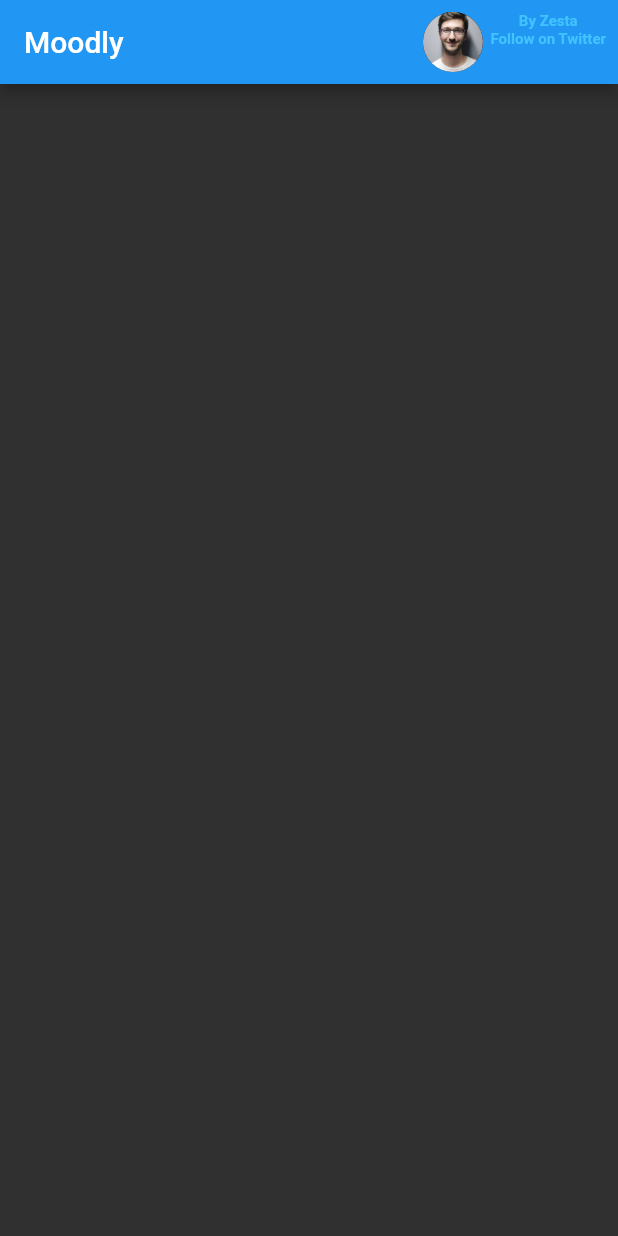
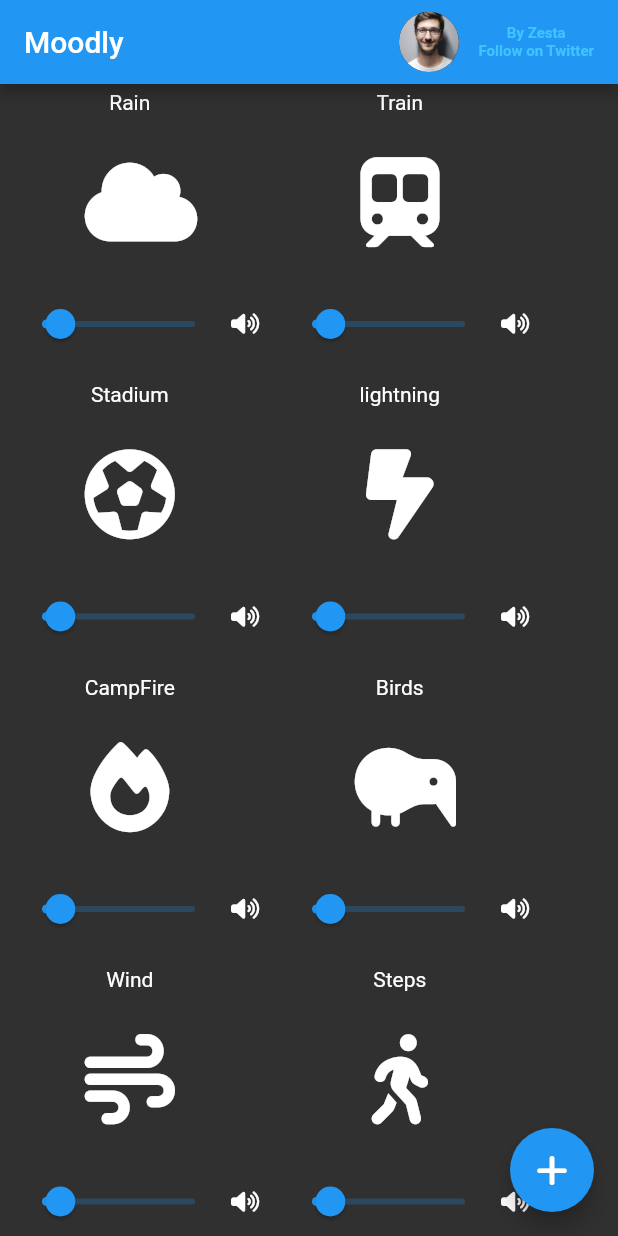
Before and after one commit to Hallcoder/moodly, a Flutter app: the screen it shows after launch, on a phone screen of 412 x 824 dp. Run offline on Flutter 3.47's test engine with Material 2 defaults, Android fonts, the phone set to English and light mode, and no system bars; our stand-ins replace font_awesome_flutter.

Commit message:
finished the design of the audio component

```diff
--- a/analysis_options.yaml
+++ b/analysis_options.yaml
@@ -22,6 +22,7 @@ linter:
   # `// ignore_for_file: name_of_lint` syntax on the line or in the file
   # producing the lint.
   rules:
+    prefer_const_constructors : false
     # avoid_print: false  # Uncomment to disable the `avoid_print` rule
     # prefer_single_quotes: true  # Uncomment to enable the `prefer_single_quotes` rule
 
--- /dev/null
+++ b/lib/components/audioComponent.dart
@@ -0,0 +1,62 @@
+// ignore_for_file: prefer_const_literals_to_create_immutables
+
+import 'package:flutter/material.dart';
+import 'package:font_awesome_flutter/font_awesome_flutter.dart';
+
+class AudioCP extends StatefulWidget {
+  const AudioCP({Key? key, required this.icon, required this.name}) : super(key: key);
+  final IconData icon;
+  final String name;
+  @override
+  State<AudioCP> createState() => _AudioCPState();
+}
+
+class _AudioCPState extends State<AudioCP> {
+  @override
+  Widget build(BuildContext context) {
+    return GestureDetector(
+      onTap: (){},
+      child: Container(
+        width: 165.0,
+        height: 180.0,
+        decoration: BoxDecoration(
+          borderRadius: BorderRadius.circular(12.0),
+        ),
+        child: Column(
+          mainAxisAlignment: MainAxisAlignment.spaceBetween,
+          crossAxisAlignment: CrossAxisAlignment.center,
+          children: [
+            Text(
+              widget.name,
+              textAlign: TextAlign.start,
+              style: TextStyle(
+              ),
+            ),
+            Icon(widget.icon,size:60.0),
+            Center(
+              child: Row(
+                mainAxisSize: MainAxisSize.min,
+                mainAxisAlignment: MainAxisAlignment.center,
+                crossAxisAlignment: CrossAxisAlignment.center,
+                children: [
+              Expanded(
+                flex: 14,
+                child: Slider(
+                  value: 12.0,
+                  onChanged: (value) {},
+                  max: 100,
+                ),
+              ),
+              // SizedBox(
+              //   width: 5.0,
+              // ),
+              Icon(FontAwesomeIcons.volumeHigh,size: 15.0,)
+                ],
+              ),
+            )
+          ],
+        ),
+      ),
+    );
+  }
+}
--- a/lib/main.dart
+++ b/lib/main.dart
@@ -1,5 +1,5 @@
 import 'package:flutter/material.dart';
-import 'package:moodly/screens/welcome.dart';
+import 'package:moodly/screens/Home.dart';
 
 void main() {
   runApp(const MyApp());
@@ -16,9 +16,9 @@ class MyApp extends StatelessWidget {
       theme: ThemeData.dark().copyWith(
         colorScheme: ColorScheme.fromSwatch().copyWith(secondary: Colors.blue),
       ),
-      initialRoute:WelcomeScreen.id,
+      initialRoute:HomeScreen.id,
       routes: {
-        WelcomeScreen.id:(context) => const WelcomeScreen(),
+        HomeScreen.id:(context) => const HomeScreen(),
       },
     );
   }
--- /dev/null
+++ b/lib/screens/Home.dart
@@ -0,0 +1,81 @@
+import 'dart:ui';
+
+import "package:flutter/material.dart";
+import 'package:font_awesome_flutter/font_awesome_flutter.dart';
+import 'package:moodly/components/audioComponent.dart';
+import 'package:moodly/constants.dart';
+
+class HomeScreen extends StatelessWidget {
+  const HomeScreen({Key? key}) : super(key: key);
+  static const String id = 'welcome';
+  @override
+  Widget build(BuildContext context) {
+    return Scaffold(
+      floatingActionButton: FloatingActionButton(
+        onPressed: () {  },
+        child: Icon(FontAwesomeIcons.plus),
+      ),
+      appBar: AppBar(
+        title: const Text('Moodly'),
+        actions: [
+          TextButton(
+            onPressed: () {},
+            child: Row(
+              crossAxisAlignment: CrossAxisAlignment.center,
+              children: [
+                CircleAvatar(
+                  radius: 20.0,
+                  backgroundImage: AssetImage('images/profile.jpeg'),
+                ),
+                SizedBox(
+                  width: 5.0,
+                ),
+                Padding(
+                  padding: const EdgeInsets.all(8.0),
+                  child: Column(
+                    children: const [
+                      Text(
+                        'By Zesta',
+                        style: kAppBarTextStyle,
+                      ),
+                      Text(
+                        'Follow on Twitter',
+                        style: kAppBarTextStyle,
+                      )
+                    ],
+                  ),
+                )
+              ],
+            ),
+          ),
+        ],
+      ),
+      body:SafeArea(
+        child: Padding(
+          padding: const EdgeInsets.all(4.0),
+          child: ListView(
+            children:[
+              Wrap(
+              direction: Axis.horizontal,
+              spacing: 15.0,
+              runSpacing: 15.0,
+              children: const [
+                AudioCP(icon: FontAwesomeIcons.cloud,name:'Rain'),
+                AudioCP(icon: FontAwesomeIcons.trainSubway,name:'Train'),
+                AudioCP(icon: FontAwesomeIcons.futbol,name:'Stadium'),
+                AudioCP(icon: FontAwesomeIcons.boltLightning,name:'lightning'),
+                AudioCP(icon: FontAwesomeIcons.fire,name:'CampFire'),
+                AudioCP(icon: FontAwesomeIcons.kiwiBird,name:'Birds'),
+                AudioCP(icon: FontAwesomeIcons.wind,name:'Wind'),
+                AudioCP(icon: FontAwesomeIcons.personWalking,name:'Steps'),
+                AudioCP(icon: FontAwesomeIcons.water,name:'Ocean'),
+                AudioCP(icon: FontAwesomeIcons.clock,name:'Clock'),
+              ],
+            ),
+          ]
+          ),
+        ),
+      )
+    );
+  }
+}
--- a/lib/screens/welcome.dart
+++ /dev/null
@@ -1,45 +0,0 @@
-import 'dart:ui';
-
-import "package:flutter/material.dart";
-import 'package:moodly/constants.dart';
-
-class WelcomeScreen extends StatelessWidget {
-  const WelcomeScreen({Key? key}) : super(key: key);
-  static const String id = 'welcome';
-  @override
-  Widget build(BuildContext context) {
-    return Scaffold(
-      appBar: AppBar(
-        title: const Text('Moodly'),
-        actions: [
-          TextButton(
-              onPressed: () {},
-              child: Row(
-                crossAxisAlignment: CrossAxisAlignment.center,
-                children: [
-                    const CircleAvatar(
-                     radius: 20.0,
-                     backgroundImage: AssetImage('images/profile.jpeg'),
-                   ),
-                  const SizedBox(
-                    width:5.0,
-                  ),
-                  Column(
-                    children: const [
-                      Text(
-                        'By Zesta',
-                        style: kAppBarTextStyle,
-                      ),
-                      Text(
-                        'Follow on Twitter',
-                        style: kAppBarTextStyle,
-                      )
-                    ],
-                  )
-                ],
-              ))
-        ],
-      ),
-    );
-  }
-}
--- a/pubspec.yaml
+++ b/pubspec.yaml
@@ -34,6 +34,7 @@ dependencies:
   # The following adds the Cupertino Icons font to your application.
   # Use with the CupertinoIcons class for iOS style icons.
   cupertino_icons: ^1.0.2
+  font_awesome_flutter: ^10.2.1
 
 dev_dependencies:
   flutter_test:
```
Also changed, not shown: pubspec.lock.
